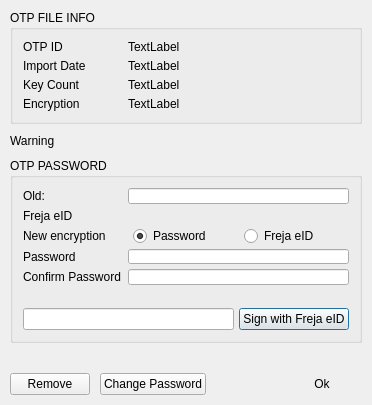
Above: BlockSettleUILib/OTPFileInfoDialog.ui from BlockSettle/terminal before the change. Below: the same form after it.
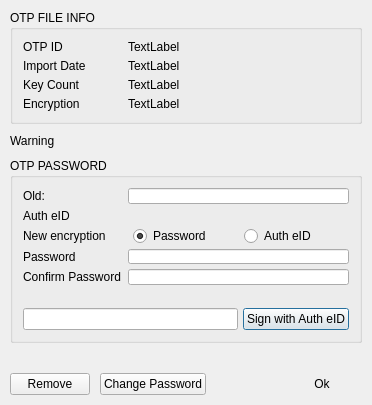
That is the form after the change. Icons and pictures are not drawn.

Commit message:
Freja/FREJA -> Auth/AUTH
Change all references from Freja (eID) to Auth (eID). Initial commit. Hasn't been checked against the terminal yet, which will probably require its own PR.

Diff of the .ui file:
```diff
--- a/BlockSettleUILib/OTPFileInfoDialog.ui
+++ b/BlockSettleUILib/OTPFileInfoDialog.ui
@@ -437,7 +437,7 @@
             <item>
              <widget class="QLabel" name="labelFrejaOld">
               <property name="text">
-               <string>Freja eID</string>
+               <string>Auth eID</string>
               </property>
              </widget>
             </item>
@@ -479,7 +479,7 @@
                <item>
                 <widget class="QRadioButton" name="radioButtonFreja">
                  <property name="text">
-                  <string>Freja eID</string>
+                  <string>Auth eID</string>
                  </property>
                 </widget>
                </item>
@@ -621,7 +621,7 @@
             <item>
              <widget class="QPushButton" name="pushButtonFreja">
               <property name="text">
-               <string>Sign with Freja eID</string>
+               <string>Sign with Auth eID</string>
               </property>
              </widget>
             </item>
```
Left out of the diff: 10 changed lines with no effect on the pictures. The commit also changes 50 other files.
